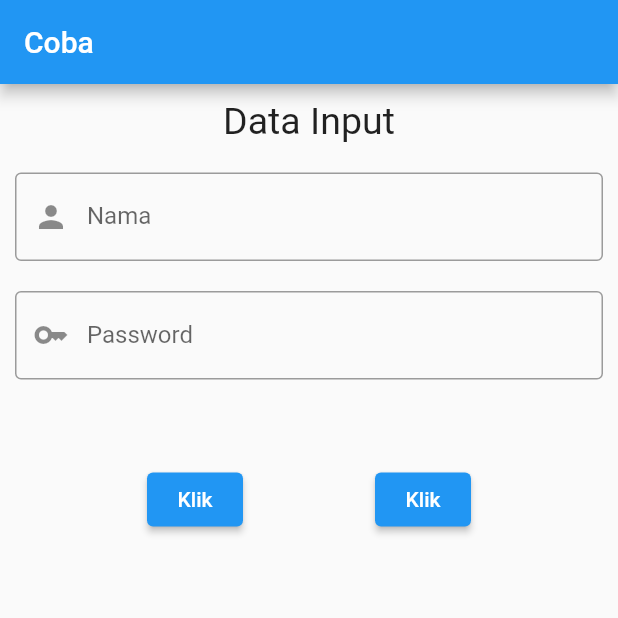
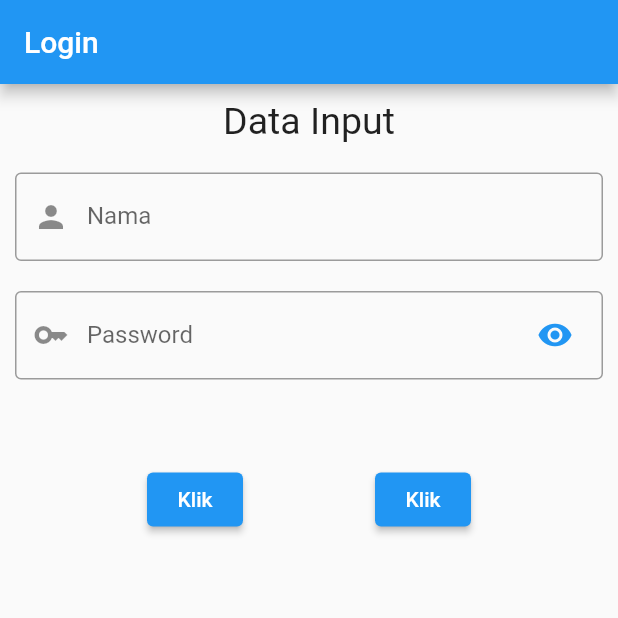
Before and after one commit to muhfauz/aplikasi_teks, a Flutter app: the screen it shows after launch, after a tap on "Klik", on a phone screen of 412 x 824 dp, the top half of it. Run offline on Flutter 3.47's test engine with Material 2 defaults, Android fonts, the phone set to English and light mode, and no system bars.

Commit message:
password show password

```diff
--- a/lib/main.dart
+++ b/lib/main.dart
@@ -16,12 +16,17 @@ class _MyAppState extends State<MyApp> {
   TextEditingController txtNama = TextEditingController();
   TextEditingController txtPassword = TextEditingController();
   String nama = "Nama";
+  bool sembunyi = true;
+  void sembunyikan() {
+    sembunyi = false;
+  }
+
   @override
   Widget build(BuildContext context) {
     return MaterialApp(
       home: Scaffold(
         appBar: AppBar(
-          title: Text('Coba'),
+          title: Text('Login'),
         ),
         body: Container(
           margin: EdgeInsets.all(10),
@@ -50,9 +55,17 @@ class _MyAppState extends State<MyApp> {
                   controller: txtPassword,
                   decoration: InputDecoration(
                     prefixIcon: Icon(Icons.key),
+                    suffixIcon: TextButton(
+                        onPressed: () {
+                          setState(() {
+                            sembunyikan();
+                          });
+                        },
+                        child: Icon(Icons.remove_red_eye)),
                     label: Text('Password'),
                     border: OutlineInputBorder(),
                   ),
+                  obscureText: sembunyi,
                 ),
                 Text(nama),
                 SizedBox(
@@ -65,6 +78,7 @@ class _MyAppState extends State<MyApp> {
                         onPressed: () {
                           setState(() {
                             nama = txtNama.text;
+                            sembunyi = true;
                           });
                         },
                         child: Text('Klik')),
@@ -74,6 +88,7 @@ class _MyAppState extends State<MyApp> {
                             txtNama.text = "";
                             txtPassword.text = "";
                             nama = "";
+                            sembunyi = true;
                           });
                         },
                         child: Text('Klik')),
```
